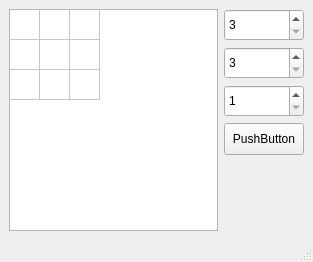
Old version of the form minor.ui in the repository enotika/mini_games.
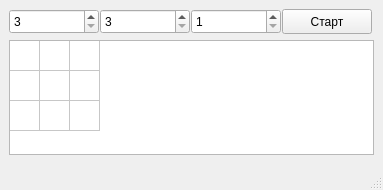
New version of the form.

Diff of the .ui file:
```diff
--- a/minor.ui
+++ b/minor.ui
@@ -6,79 +6,30 @@
    <rect>
     <x>0</x>
     <y>0</y>
-    <width>313</width>
-    <height>262</height>
+    <width>383</width>
+    <height>190</height>
    </rect>
   </property>
+  <property name="maximumSize">
+   <size>
+    <width>16777215</width>
+    <height>16777215</height>
+   </size>
+  </property>
   <property name="windowTitle">
    <string>MainWindow</string>
   </property>
   <widget class="QWidget" name="centralwidget">
    <layout class="QGridLayout" name="gridLayout">
-    <item row="0" column="3">
-     <widget class="QSpinBox" name="rowsBox">
-      <property name="maximumSize">
-       <size>
-        <width>150</width>
-        <height>50</height>
-       </size>
-      </property>
-      <property name="minimum">
-       <number>3</number>
-      </property>
-     </widget>
-    </item>
-    <item row="1" column="3">
-     <widget class="QSpinBox" name="colsBox">
-      <property name="maximumSize">
-       <size>
-        <width>150</width>
-        <height>50</height>
-       </size>
-      </property>
-      <property name="minimum">
-       <number>3</number>
-      </property>
-      <property name="maximum">
-       <number>99</number>
-      </property>
-     </widget>
-    </item>
-    <item row="2" column="3">
-     <widget class="QSpinBox" name="minesBox">
-      <property name="maximumSize">
-       <size>
-        <width>150</width>
-        <height>50</height>
-       </size>
-      </property>
-      <property name="minimum">
-       <number>1</number>
-      </property>
-     </widget>
-    </item>
-    <item row="3" column="3">
-     <widget class="QPushButton" name="pushButton">
-      <property name="maximumSize">
-       <size>
-        <width>150</width>
-        <height>50</height>
-       </size>
-      </property>
-      <property name="text">
-       <string>PushButton</string>
-      </property>
-     </widget>
-    </item>
-    <item row="0" column="1" rowspan="6">
+    <item row="1" column="0">
      <widget class="QTableWidget" name="tableWidget">
       <property name="enabled">
        <bool>true</bool>
       </property>
       <property name="minimumSize">
        <size>
-        <width>200</width>
-        <height>200</height>
+        <width>95</width>
+        <height>95</height>
        </size>
       </property>
       <property name="editTriggers">
@@ -134,6 +85,129 @@
       </column>
      </widget>
     </item>
+    <item row="0" column="0">
+     <layout class="QHBoxLayout" name="horizontalLayout">
+      <property name="spacing">
+       <number>1</number>
+      </property>
+      <item>
+       <widget class="QSpinBox" name="rowsBox">
+        <property name="sizePolicy">
+         <sizepolicy hsizetype="Fixed" vsizetype="Fixed">
+          <horstretch>0</horstretch>
+          <verstretch>0</verstretch>
+         </sizepolicy>
+        </property>
+        <property name="minimumSize">
+         <size>
+          <width>90</width>
+          <height>25</height>
+         </size>
+        </property>
+        <property name="maximumSize">
+         <size>
+          <width>90</width>
+          <height>25</height>
+         </size>
+        </property>
+        <property name="minimum">
+         <number>3</number>
+        </property>
+       </widget>
+      </item>
+      <item>
+       <widget class="QSpinBox" name="colsBox">
+        <property name="sizePolicy">
+         <sizepolicy hsizetype="Fixed" vsizetype="Fixed">
+          <horstretch>0</horstretch>
+          <verstretch>0</verstretch>
+         </sizepolicy>
+        </property>
+        <property name="minimumSize">
+         <size>
+          <width>90</width>
+          <height>25</height>
+         </size>
+        </property>
+        <property name="maximumSize">
+         <size>
+          <width>90</width>
+          <height>25</height>
+         </size>
+        </property>
+        <property name="minimum">
+         <number>3</number>
+        </property>
+        <property name="maximum">
+         <number>99</number>
+        </property>
+       </widget>
+      </item>
+      <item alignment="Qt::AlignTop">
+       <widget class="QSpinBox" name="minesBox">
+        <property name="sizePolicy">
+         <sizepolicy hsizetype="Fixed" vsizetype="Fixed">
+          <horstretch>0</horstretch>
+          <verstretch>0</verstretch>
+         </sizepolicy>
+        </property>
+        <property name="minimumSize">
+         <size>
+          <width>90</width>
+          <height>25</height>
+         </size>
+        </property>
+        <property name="maximumSize">
+         <size>
+          <width>90</width>
+          <height>25</height>
+         </size>
+        </property>
+        <property name="minimum">
+         <number>1</number>
+        </property>
+       </widget>
+      </item>
+      <item>
+       <widget class="QPushButton" name="pushButton">
+        <property name="sizePolicy">
+         <sizepolicy hsizetype="Fixed" vsizetype="Fixed">
+          <horstretch>0</horstretch>
+          <verstretch>0</verstretch>
+         </sizepolicy>
+        </property>
+        <property name="minimumSize">
+         <size>
+          <width>90</width>
+          <height>25</height>
+         </size>
+        </property>
+        <property name="maximumSize">
+         <size>
+          <width>90</width>
+          <height>25</height>
+         </size>
+        </property>
+        <property name="text">
+         <string>Старт</string>
+        </property>
+       </widget>
+      </item>
+     </layout>
+    </item>
+    <item row="2" column="0">
+     <spacer name="verticalSpacer">
+      <property name="orientation">
+       <enum>Qt::Vertical</enum>
+      </property>
+      <property name="sizeHint" stdset="0">
+       <size>
+        <width>20</width>
+        <height>80</height>
+       </size>
+      </property>
+     </spacer>
+    </item>
    </layout>
   </widget>
   <widget class="QMenuBar" name="menubar">
```
Left out of the diff: 2 changed lines with no effect on the pictures.
